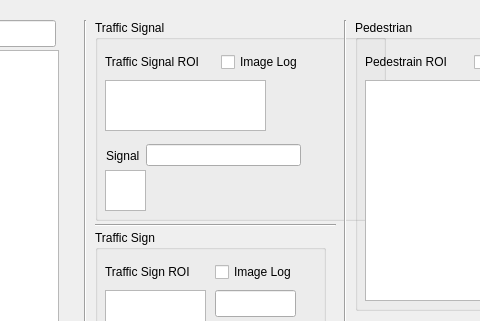
Qt form front_camera/front_camera_detection.ui (Jun-Hong-7794/FrontCamera) before a commit; both pictures show x 535 to 1015 and y 0 to 321 of the 1161 by 853 pixel window.
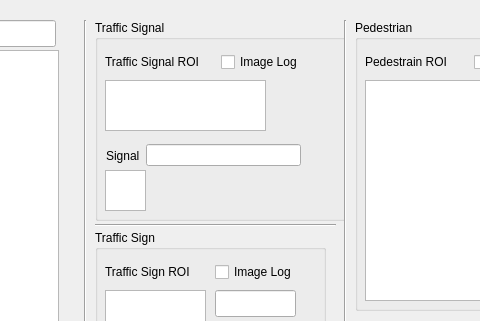
The same form after that commit.

```diff
--- a/front_camera/front_camera_detection.ui
+++ b/front_camera/front_camera_detection.ui
@@ -263,7 +263,7 @@
     <rect>
      <x>630</x>
      <y>20</y>
-     <width>291</width>
+     <width>251</width>
      <height>201</height>
     </rect>
    </property>
```
